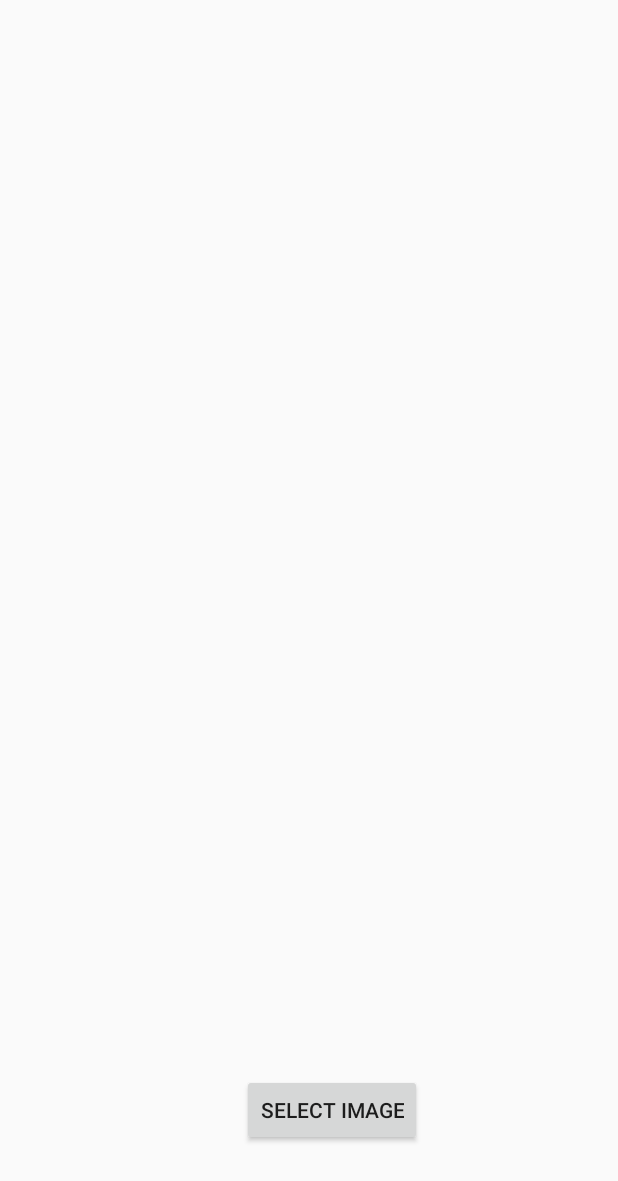
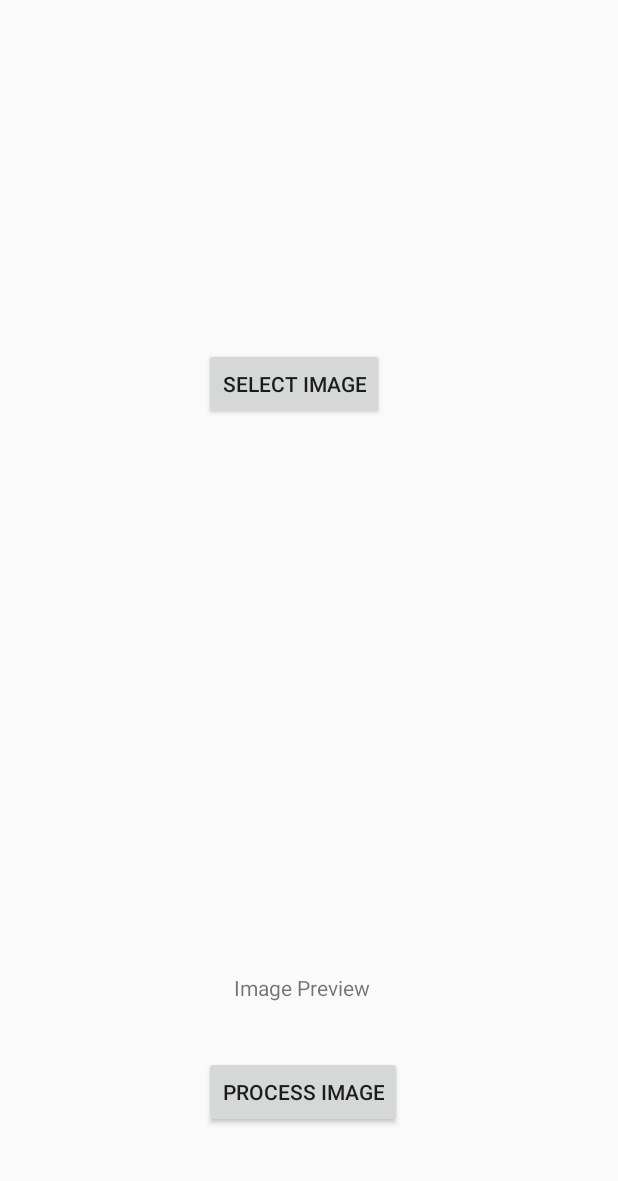
Before and after one commit to IanK-dev/Group-Gaze-Detection, an Android app: the SingleImageActivity screen opened directly, with no data from a screen before it, on a phone screen of 412 x 824 dp. Shown: the top 1181 px of the screen. Run offline under Robolectric (Android 15) with nearby library versions, the phone set to English and light mode, and no system bars; libraries missing offline, so code that uses them is left out: org.opencv.android, org.opencv.core, org.opencv.imgproc, org.opencv.objdetect.

Commit message:
Refined the single image selection screen, began prepping for single face detection.

```diff
--- a/app/src/main/java/com/example/groupgazedetection/SingleImageActivity.java
+++ b/app/src/main/java/com/example/groupgazedetection/SingleImageActivity.java
@@ -14,10 +14,21 @@ import android.view.View;
 import android.widget.Button;
 import android.widget.ImageView;
 
+import org.opencv.android.OpenCVLoader;
+import org.opencv.core.Core;
+import org.opencv.core.Mat;
+import org.opencv.core.MatOfRect;
+import org.opencv.core.Rect;
+import org.opencv.core.Scalar;
+import org.opencv.core.Size;
+import org.opencv.imgproc.Imgproc;
+import org.opencv.objdetect.CascadeClassifier;
+
 public class SingleImageActivity extends AppCompatActivity {
 
     Button select_sin_image_button;
     ImageView preview_sin_image;
+    private CascadeClassifier facedetector;
 
     @Override
     protected void onCreate(Bundle savedInstanceState) {
@@ -47,4 +58,8 @@ public class SingleImageActivity extends AppCompatActivity {
         select_image.setAction(Intent.ACTION_GET_CONTENT);
         imageSelection.launch(Intent.createChooser(select_image, "Select an Image"));
     }
+
+    public void processImage(View view){
+        System.out.print("Begin image processing here");
+    }
 }
--- a/app/src/main/res/layout/activity_single_image.xml
+++ b/app/src/main/res/layout/activity_single_image.xml
@@ -6,24 +6,45 @@
     android:layout_height="match_parent"
     tools:context=".SingleImageActivity">
 
+
     <Button
         android:id="@+id/find_sin_image_button"
         android:layout_width="wrap_content"
         android:layout_height="wrap_content"
-        android:layout_marginStart="161dp"
-        android:layout_marginBottom="60dp"
+        android:layout_marginStart="136dp"
+        android:layout_marginBottom="544dp"
+        android:onClick="selectImage"
         android:text="Select Image"
-        android:onClick="selectImage"
         app:layout_constraintBottom_toBottomOf="parent"
         app:layout_constraintStart_toStartOf="parent" />
-
 
     <ImageView
         android:id="@+id/single_image_preview"
         android:layout_width="match_parent"
         android:layout_height="300dp"
-        android:layout_marginTop="212dp"
+        android:layout_marginTop="244dp"
         app:layout_constraintTop_toTopOf="parent"
         tools:layout_editor_absoluteX="0dp" />
 
+    <Button
+        android:id="@+id/process_sin_image"
+        android:layout_width="wrap_content"
+        android:layout_height="wrap_content"
+        android:layout_marginStart="136dp"
+        android:layout_marginBottom="72dp"
+        android:onClick="processImage"
+        android:text="Process Image"
+        app:layout_constraintBottom_toBottomOf="parent"
+        app:layout_constraintStart_toStartOf="parent" />
+
+    <TextView
+        android:id="@+id/sin_preview_text"
+        android:layout_width="wrap_content"
+        android:layout_height="wrap_content"
+        android:layout_marginStart="156dp"
+        android:layout_marginBottom="36dp"
+        android:text="Image Preview"
+        app:layout_constraintBottom_toTopOf="@+id/process_sin_image"
+        app:layout_constraintStart_toStartOf="parent" />
+
 </androidx.constraintlayout.widget.ConstraintLayout>
```
Also changed, not shown: 3 other files.
